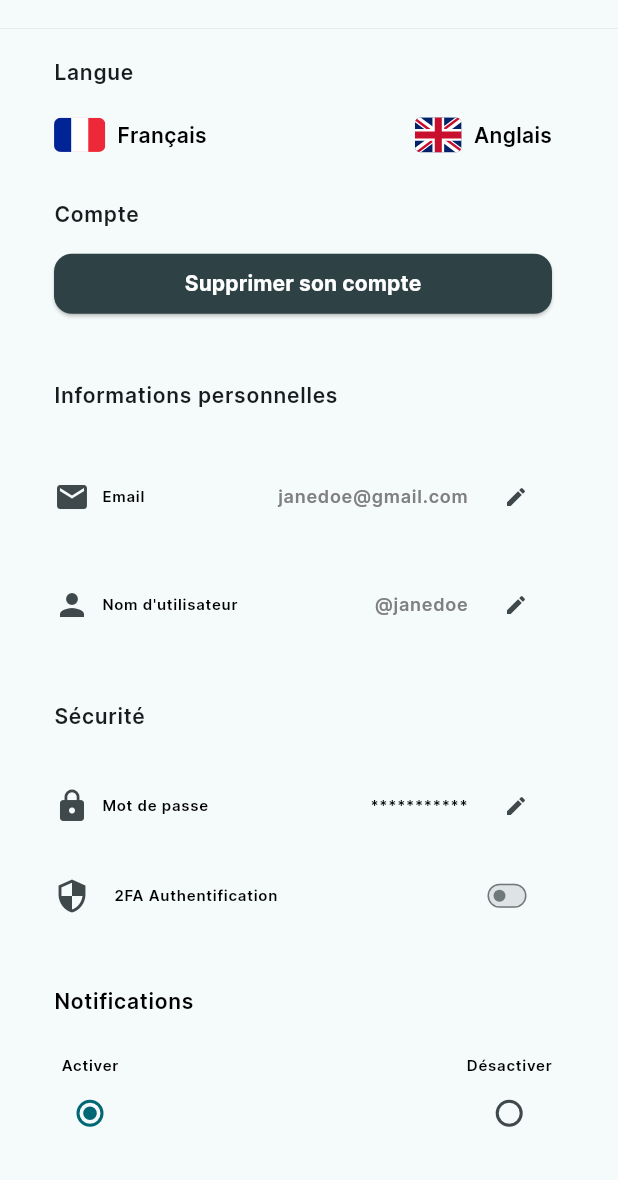
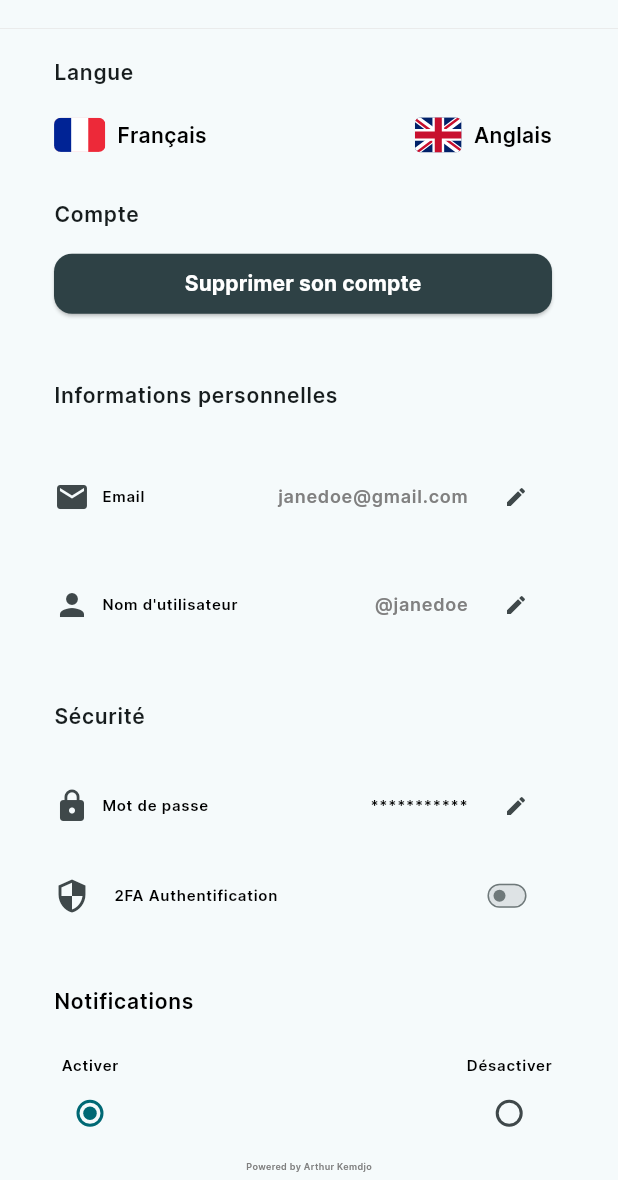
Before and after one commit to arthurKemdjo/ecowatt, a Flutter app: the SettingsScreen screen opened directly, after a tap on "Compte", on a phone screen of 412 x 824 dp, the part 56-1236 px from its top. Run offline on Flutter 3.47's test engine with Material 3 defaults, Android fonts, the light colour scheme and no system bars; our stand-ins replace dotted_border, flutter_svg, syncfusion_flutter_gauges.

Commit message:
settings(1) done

```diff
--- a/lib/pages/setting_page.dart
+++ b/lib/pages/setting_page.dart
@@ -44,28 +44,56 @@ class _SettingsScreenState extends State<SettingsScreen> {
         ),
       ),
       body: ListView(
-        padding: const EdgeInsets.all(16.0),
+        padding:
+            const EdgeInsets.only(left: 16.0, right: 16, bottom: 16, top: 50),
         children: [
           Row(
             children: [
-              CircleAvatar(
-                radius: 30,
-                backgroundImage:
-                    AssetImage('assets/images/profile_picture.png'),
+              SizedBox(width: 18),
+              Container(
+                width: 30.0,
+                height: 30.0,
+                child: CircleAvatar(
+                  backgroundImage: AssetImage('assets/images/profile.jpg'),
                 ),
-              SizedBox(width: 10),
-              Text('Jane Doe',
-                  style: TextStyle(fontSize: 18, fontWeight: FontWeight.bold)),
+              ),
+              SizedBox(width: 20),
+              Text(
+                'Jane Doe',
+                style: TextStyle(
+                    color: Colors.black,
+                    fontSize: 14,
+                    fontFamily: 'Inter',
+                    fontWeight: FontWeight.w600),
+              ),
             ],
           ),
-          SizedBox(height: 20),
+          SizedBox(height: 16),
           _buildSettingsItem(Icons.person, 'Compte'),
+           SizedBox(height: 12),
           _buildSettingsItem(Icons.info, 'Informations personnelles'),
+          SizedBox(height: 12),
           _buildSettingsItem(Icons.lock, 'Mot de passe et sécurité'),
+          SizedBox(height: 12),
           _buildSettingsItem(Icons.language, 'Langue'),
+          SizedBox(height: 12),
           _buildSettingsItem(Icons.notifications, 'Notifications'),
+          SizedBox(height: 12),
           _buildSettingsItem(Icons.storage, 'Stockage de données'),
+          SizedBox(height: 12),
           _buildSettingsItem(Icons.privacy_tip, 'Politique de confidentialité'),
+          SizedBox(height: 8),
+          const Center(
+            child:
+             Text(
+              'Powered by Arthur Kemdjo',
+              style: TextStyle(
+                  color: Color(0XFF808080),
+                  fontSize: 6,
+                  fontFamily: 'Inter',
+                  fontWeight: FontWeight.w600),
+            ),
+          ),
         ],
       ),
     );
@@ -74,8 +102,14 @@ class _SettingsScreenState extends State<SettingsScreen> {
   Widget _buildSettingsItem(IconData icon, String title) {
     return ListTile(
       leading: Icon(icon),
-      title: Text(title),
-      trailing: Icon(Icons.arrow_forward_ios),
+      title: Text(
+        title,
+        style: TextStyle(
+            color: Colors.black,
+            fontSize: 14,
+            fontFamily: 'Inter',
+            fontWeight: FontWeight.w600),
+      ),
       onTap: () {
         Navigator.push(
           context,
@@ -352,7 +386,7 @@ class _SettingsPageState extends State<SettingsPage> {
                             ? Container(
                                 width: 80, // Largeur du champ de texte
                                 child: TextField(
-                                  controller:  _usernamecontroller,
+                                  controller: _usernamecontroller,
                                   onSubmitted: (value) {
                                     setState(() {
                                       username = value;
@@ -388,7 +422,8 @@ class _SettingsPageState extends State<SettingsPage> {
               ),
               const SizedBox(height: 14),
               ListTile(
-                title: Text('Sécurité',
+                title: Text(
+                  'Sécurité',
                   style: TextStyle(
                     fontFamily: 'Inter',
                     fontWeight: FontWeight.w600,
@@ -460,11 +495,10 @@ class _SettingsPageState extends State<SettingsPage> {
                   ],
                 ),
               ),
-
-
               ListTile(
                   leading: Icon(Icons.security),
-                title: Text('2FA Authentification',
+                  title: Text(
+                    '2FA Authentification',
                     style: TextStyle(
                       color: Color.fromARGB(255, 0, 0, 0),
                       fontFamily: 'Inter',
@@ -482,19 +516,18 @@ class _SettingsPageState extends State<SettingsPage> {
                         });
                       },
                     ),
-                  )
-
-
-              ),
+                  )),
               SizedBox(height: 14),
               ListTile(
-                title: Text('Notifications',
+                title: Text(
+                  'Notifications',
                   style: TextStyle(
                     color: Color.fromARGB(255, 0, 0, 0),
                     fontFamily: 'Inter',
                     fontSize: 14,
                     fontWeight: FontWeight.w500,
-                          ),),
+                  ),
+                ),
               ),
               ListTile(
                 title: Row(
@@ -502,13 +535,15 @@ class _SettingsPageState extends State<SettingsPage> {
                   children: [
                     Column(
                       children: [
-                        Text('Activer',
+                        Text(
+                          'Activer',
                           style: TextStyle(
                             color: Color.fromARGB(255, 0, 0, 0),
                             fontFamily: 'Inter',
                             fontSize: 10,
                             fontWeight: FontWeight.w500,
-                          ),),
+                          ),
+                        ),
                         Radio(
                           value: true,
                           groupValue: isNotificationsEnabled,
@@ -522,7 +557,8 @@ class _SettingsPageState extends State<SettingsPage> {
                     ),
                     Column(
                       children: [
-                        Text('Désactiver',
+                        Text(
+                          'Désactiver',
                           style: TextStyle(
                             color: Color.fromARGB(255, 0, 0, 0),
                             fontFamily: 'Inter',
@@ -544,6 +580,16 @@ class _SettingsPageState extends State<SettingsPage> {
                   ],
                 ),
               ),
+              const Center(
+                child: Text(
+                  'Powered by Arthur Kemdjo',
+                  style: TextStyle(
+                      color: Color(0XFF808080),
+                      fontSize: 6,
+                      fontFamily: 'Inter',
+                      fontWeight: FontWeight.w600),
+                ),
+              ),
             ],
           ),
         ),
```
Lines whose indentation alone changed are shown as unchanged.
